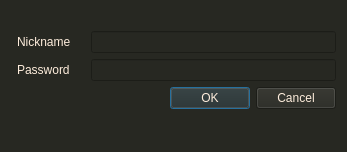
First picture: the form in dialog.ui, repository aki237/chatterbox, before the edit.
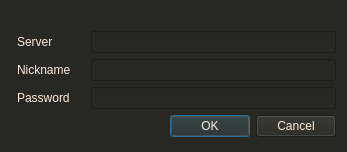
Second picture: the form after the edit.

Commit message: UI for joining other chatroom IPS

```diff
--- a/dialog.ui
+++ b/dialog.ui
@@ -41,23 +41,33 @@
       <number>20</number>
      </property>
      <item row="1" column="1">
-      <widget class="QLineEdit" name="nickname"/>
+            <widget class="QLineEdit" name="server"/>
      </item>
      <item row="1" column="0">
+            <widget class="QLabel" name="server_label">
+              <property name="text">
+                <string>Server</string>
+              </property>
+            </widget>
+          </item>
+          <item row="2" column="1">
+            <widget class="QLineEdit" name="nickname"/>
+          </item>
+          <item row="2" column="0">
       <widget class="QLabel" name="label">
        <property name="text">
         <string>Nickname</string>
        </property>
       </widget>
      </item>
-     <item row="2" column="0">
+          <item row="3" column="0">
       <widget class="QLabel" name="label_2">
        <property name="text">
         <string>Password</string>
        </property>
       </widget>
      </item>
-     <item row="2" column="1">
+          <item row="3" column="1">
       <widget class="QLineEdit" name="password">
        <property name="inputMethodHints">
         <set>Qt::ImhHiddenText|Qt::ImhNoAutoUppercase|Qt::ImhNoPredictiveText|Qt::ImhSensitiveData</set>
```
Left out of the diff: 4 changed lines with no effect on the pictures. Lines whose indentation alone changed are shown as unchanged. The commit also changes 6 other files.
